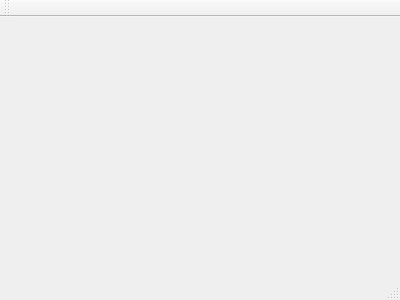
Above: mainwindow.ui from justasmalinauskas/VideoAndMetaMaker before the change. Below: the same form after it.
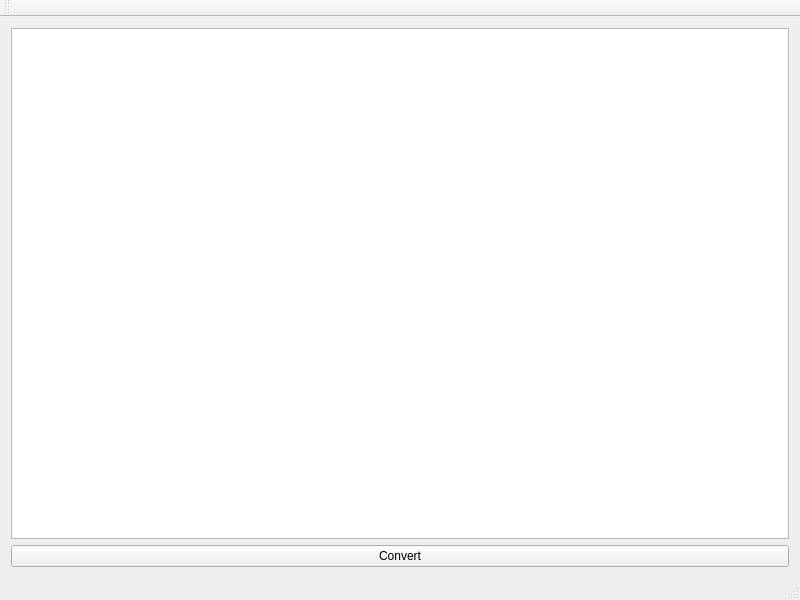
That is the form after the change.

What changed in the file:
```diff
--- a/mainwindow.ui
+++ b/mainwindow.ui
@@ -1,24 +1,67 @@
 <ui version="4.0">
  <class>MainWindow</class>
- <widget class="QMainWindow" name="MainWindow" >
-  <property name="geometry" >
+ <widget class="QMainWindow" name="MainWindow">
+  <property name="geometry">
    <rect>
     <x>0</x>
     <y>0</y>
-    <width>400</width>
-    <height>300</height>
+    <width>800</width>
+    <height>600</height>
    </rect>
   </property>
-  <property name="windowTitle" >
+  <property name="minimumSize">
+   <size>
+    <width>800</width>
+    <height>600</height>
+   </size>
+  </property>
+  <property name="windowTitle">
    <string>MainWindow</string>
   </property>
-  <widget class="QMenuBar" name="menuBar" />
-  <widget class="QToolBar" name="mainToolBar" />
-  <widget class="QWidget" name="centralWidget" />
-  <widget class="QStatusBar" name="statusBar" />
+  <property name="locale">
+   <locale language="Lithuanian" country="Lithuania"/>
+  </property>
+  <widget class="QWidget" name="centralWidget">
+   <property name="sizePolicy">
+    <sizepolicy hsizetype="Maximum" vsizetype="Maximum">
+     <horstretch>0</horstretch>
+     <verstretch>0</verstretch>
+    </sizepolicy>
+   </property>
+   <layout class="QVBoxLayout" name="verticalLayout_2">
+    <item>
+     <widget class="QListWidget" name="ConversionList"/>
+    </item>
+    <item>
+     <widget class="QPushButton" name="ConvertButton">
+      <property name="text">
+       <string>Convert</string>
+      </property>
+     </widget>
+    </item>
+   </layout>
+  </widget>
+  <widget class="QMenuBar" name="menuBar">
+   <property name="geometry">
+    <rect>
+     <x>0</x>
+     <y>0</y>
+     <width>800</width>
+     <height>25</height>
+    </rect>
+   </property>
+  </widget>
+  <widget class="QToolBar" name="mainToolBar">
+   <attribute name="toolBarArea">
+    <enum>TopToolBarArea</enum>
+   </attribute>
+   <attribute name="toolBarBreak">
+    <bool>false</bool>
+   </attribute>
+  </widget>
+  <widget class="QStatusBar" name="statusBar"/>
  </widget>
- <layoutDefault spacing="6" margin="11" />
- <pixmapfunction></pixmapfunction>
+ <layoutdefault spacing="6" margin="11"/>
  <resources/>
  <connections/>
 </ui>
```
Left out of the diff: 1 changed line with no effect on the pictures.
